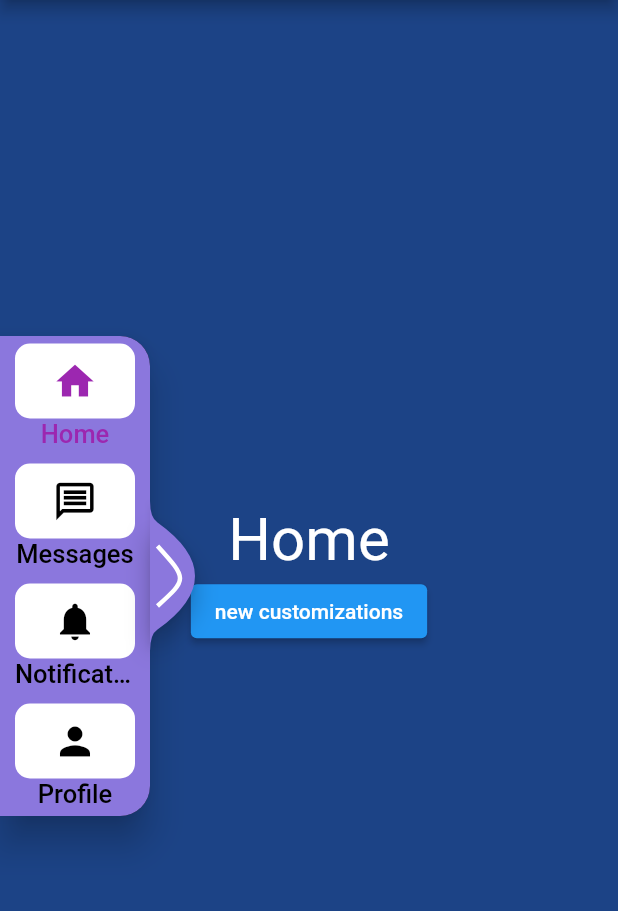
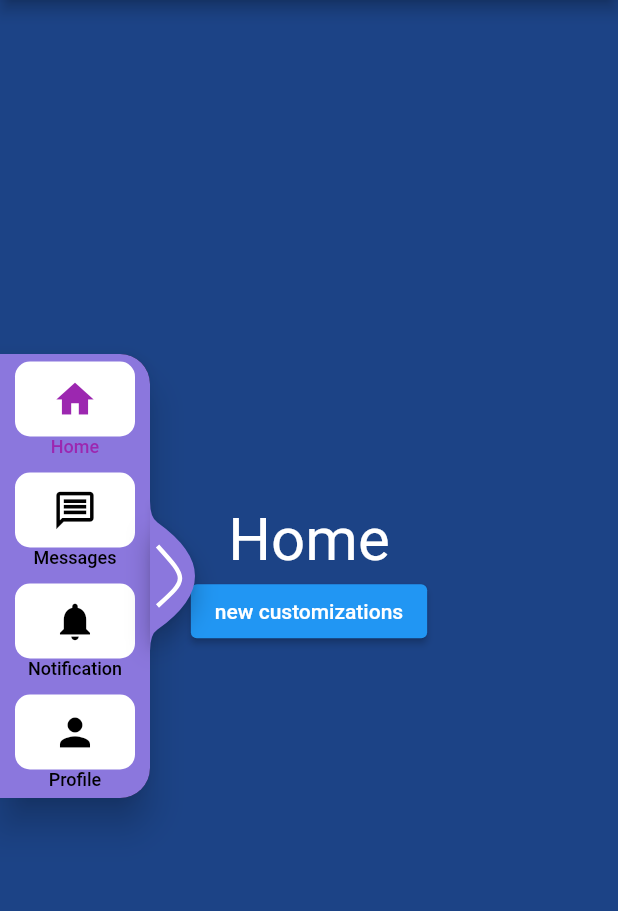
Before and after one commit to youssefali424/AnimatedRail, a Flutter app: the screen it shows after launch, on a phone screen of 412 x 824 dp, the part 84-995 px from its top. Run offline on Flutter 3.47's test engine with Material 2 defaults, Android fonts, the phone set to English and light mode, and no system bars.

```diff
--- a/example/lib/main.dart
+++ b/example/lib/main.dart
@@ -102,8 +102,8 @@ class _MyHomePageState extends State<MyHomePage> {
         railTileConfig: RailTileConfig(
           iconSize: 30,
           iconColor: Colors.black,
-          expandedTextStyle: TextStyle(fontSize: 25),
-          collapsedTextStyle: TextStyle(fontSize: 17),
+          expandedTextStyle: TextStyle(fontSize: 20),
+          collapsedTextStyle: TextStyle(fontSize: 12),
           activeColor: Colors.purple,
           iconBackground: Colors.white,
         ),
@@ -152,7 +152,7 @@ class NewCustomizations extends StatelessWidget {
         Expanded(
           child: AnimatedRail(
             background: Colors.indigo[300],
-            maxWidth: 200,
+            maxWidth: 175,
             width: 60,
             railTileConfig: RailTileConfig(
               iconSize: 22,
@@ -160,10 +160,11 @@ class NewCustomizations extends StatelessWidget {
               expandedTextStyle: TextStyle(fontSize: 15),
               collapsedTextStyle: TextStyle(fontSize: 12, color: Colors.white),
               activeColor: Colors.indigo,
-              iconPadding: EdgeInsets.all(0),
+              iconPadding: EdgeInsets.symmetric(vertical: 5),
               hideCollapsedText: true,
             ),
             cursorSize: Size(70, 70),
+            cursorActionType: CursorActionTrigger.clickAndDrag,
             items: [
               RailItem(
                   icon: Icon(Icons.home),
--- a/lib/animated_rail/animated_rail.dart
+++ b/lib/animated_rail/animated_rail.dart
@@ -35,6 +35,11 @@ class AnimatedRail extends StatefulWidget {
 
   /// config for rail tile
   final RailTileConfig? railTileConfig;
+
+  /// the type of cursor action to use
+  /// default to [CursorActionType.drag] only
+  final CursorActionTrigger cursorActionType;
+
   const AnimatedRail({
     Key? key,
     this.width = 100,
@@ -48,6 +53,7 @@ class AnimatedRail extends StatefulWidget {
     this.builder,
     this.cursorSize,
     this.railTileConfig,
+    this.cursorActionType = CursorActionTrigger.drag,
   })  : assert(expand && maxWidth > width),
         super(key: key);
 
@@ -108,6 +114,7 @@ class _AnimatedRailState extends State<AnimatedRail> {
                   railTileConfig: widget.railTileConfig,
                   builder: widget.builder,
                   cursorSize: widget.cursorSize,
+                  cursorActionType: widget.cursorActionType,
                 )
               ],
             );
--- a/lib/animated_rail/rail_item.dart
+++ b/lib/animated_rail/rail_item.dart
@@ -71,3 +71,11 @@ class RailTileConfig {
     this.hideCollapsedText,
   });
 }
+
+enum CursorActionTrigger {
+  ///when expanded or totally collapsed
+  ///use click to toggle the rail as well as dragging
+  clickAndDrag,
+  ///only user dragging to toggle the rail
+  drag,
+}
```
Also changed, not shown: lib/animated_rail/animated_rail_raw.dart (+20 -1 lines).
